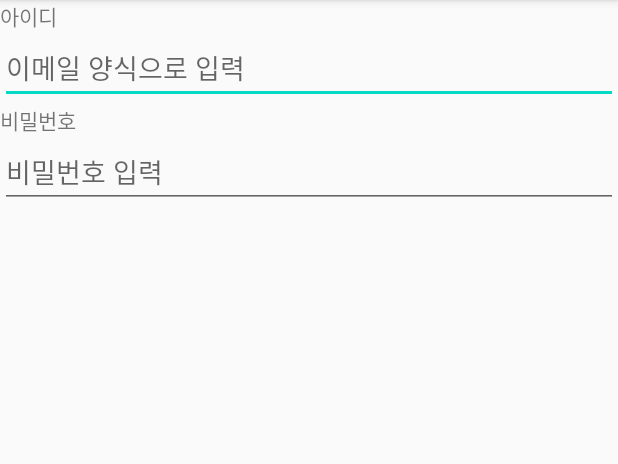
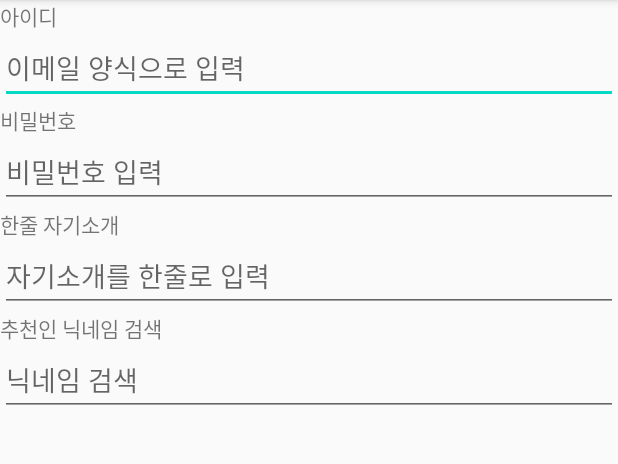
Before and after one commit to ShiriBot/UIPractice_200630, an Android app: the screen it shows after launch (MainActivity), on a phone screen of 412 x 824 dp, the part 84-548 px from its top. Run offline under Robolectric (Android 15) with nearby library versions, the phone set to English and light mode, and no system bars.

Commit message:
EditText연습 - singleLine/ imeOptions

```diff
--- a/app/src/main/res/layout/activity_main.xml
+++ b/app/src/main/res/layout/activity_main.xml
@@ -29,4 +29,28 @@
         android:hint="비밀번호 입력"
         android:inputType="textPassword"/>
 
+    <TextView
+        android:layout_width="wrap_content"
+        android:layout_height="wrap_content"
+        android:text="한줄 자기소개"/>
+
+    <EditText
+        android:layout_width="match_parent"
+        android:layout_height="wrap_content"
+        android:hint="자기소개를 한줄로 입력"
+        android:singleLine="true"/>
+
+    <TextView
+        android:layout_width="wrap_content"
+        android:layout_height="wrap_content"
+        android:text="추천인 닉네임 검색" />
+
+    <EditText
+        android:layout_width="match_parent"
+        android:layout_height="wrap_content"
+        android:hint="닉네임 검색"
+        android:singleLine="true"
+        android:imeOptions="actionSearch"/>
+
+
 </LinearLayout>
```
